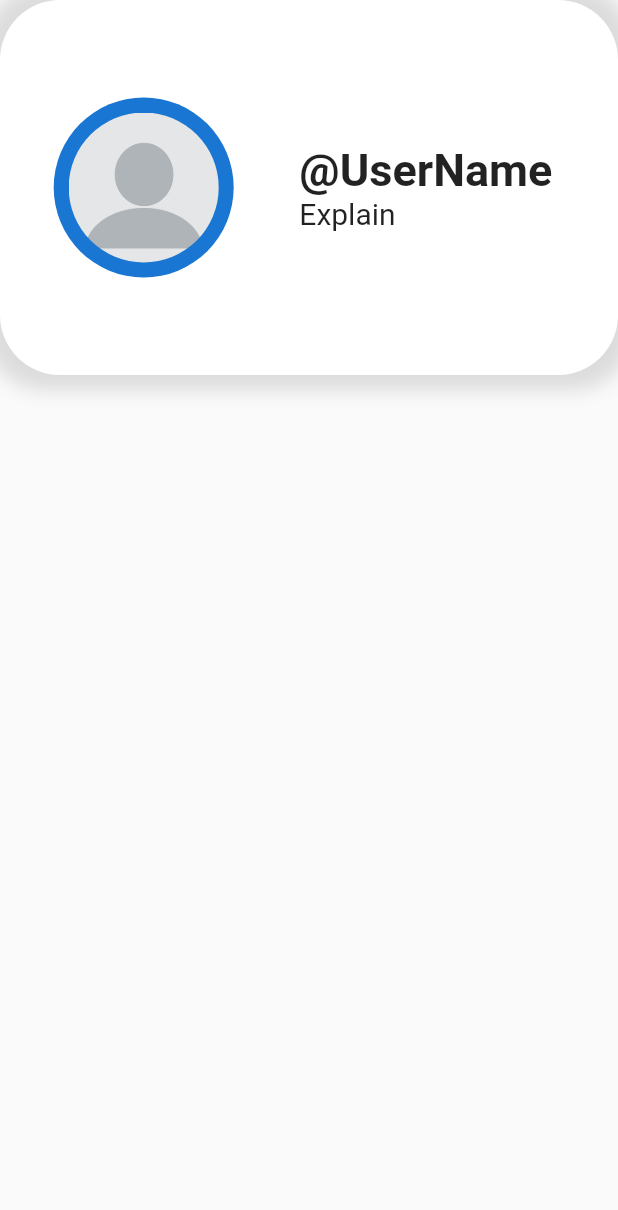
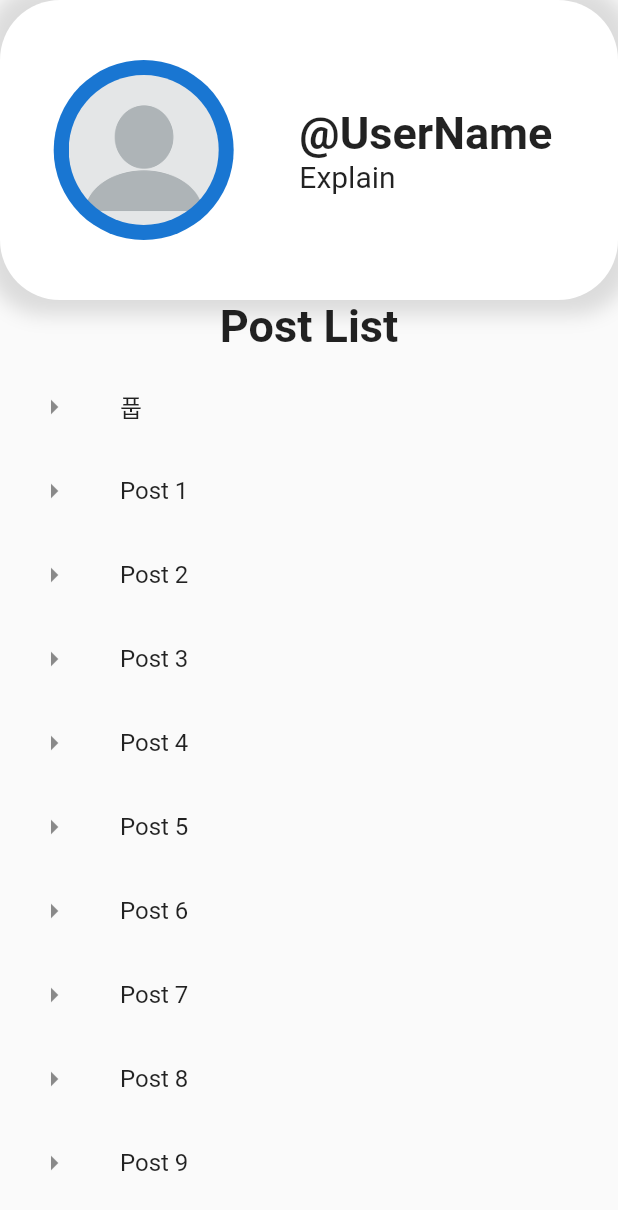
Before and after one commit to HongikB612/UrbanLink, a Flutter app: the ProfilePage widget shown alone on an empty page, opened directly, on a phone screen of 412 x 824 dp. Shown: the top 1210 px of the screen. Run offline on Flutter 3.47's test engine with Material 2 defaults, Android fonts, the phone set to English and light mode, and no system bars; our stand-ins replace firebase_auth; accounts and stored records are empty.

Commit message:
Add Community, Post class

```diff
--- a/lib/main.dart
+++ b/lib/main.dart
@@ -1,6 +1,5 @@
 import 'package:flutter/material.dart';
 import 'package:urbanlink_project/pages/homepage.dart';
-import 'package:urbanlink_project/pages/login.dart';
 
 void main() {
   runApp(const MyApp());
@@ -18,9 +17,7 @@ class MyApp extends StatelessWidget {
       theme: ThemeData(
         primarySwatch: Colors.blue,
       ),
-      home: const LoginPage(
-        title: 'login',
-      ),
+      home: const HomePage(),
     );
   }
 }
--- /dev/null
+++ b/lib/models/community.dart
@@ -0,0 +1,8 @@
+/// Community model
+/// This model is used to store the community information
+class Community {
+  final int communityId;
+  final String communityName;
+
+  Community({required this.communityId, required this.communityName});
+}
--- /dev/null
+++ b/lib/models/post.dart
@@ -0,0 +1,22 @@
+/// Post model
+/// This model is used to store the post information
+class Post {
+  Post({
+    required this.postId,
+    required this.postTitle,
+    required this.postContent,
+    required this.postAuthorId,
+    required this.communityId,
+    required this.postDatetime,
+    this.postLastModified,
+  });
+  final int postId;
+  final String postTitle;
+  final String postContent;
+  final int postAuthorId;
+  final int communityId;
+  final DateTime postDatetime;
+
+  /// If the post is modified, this value should be updated
+  DateTime? postLastModified;
+}
--- a/lib/pages/profilepage.dart
+++ b/lib/pages/profilepage.dart
@@ -1,4 +1,6 @@
 import 'package:flutter/material.dart';
+import 'package:urbanlink_project/models/community.dart';
+import 'package:urbanlink_project/models/post.dart';
 
 class ProfilePage extends StatefulWidget {
   const ProfilePage({Key? key}) : super(key: key);
@@ -8,37 +10,55 @@ class ProfilePage extends StatefulWidget {
 }
 
 class _ProfilePageState extends State<ProfilePage> {
-  static const double _profileHeight = 250;
+  static const double _profileHeight = 200;
   static const double _profileRound = 40;
 
   final String userName = '@UserName';
   final String explanation = 'Explain';
+
+  List<Post> _postList = <Post>[];
+
+  @override
+  void initState() {
+    super.initState();
+
+    _postList.add(Post(
+        postId: 0,
+        postTitle: '풉',
+        postContent: '잔뜩 플러터',
+        communityId: 0,
+        postAuthorId: 0,
+        postDatetime: DateTime.now()));
+    for (var i = 1; i < 20; i++) {
+      _postList.add(Post(
+          postId: i,
+          postTitle: 'Post $i',
+          postContent: 'Content $i',
+          communityId: i,
+          postAuthorId: i,
+          postDatetime: DateTime.now()));
+    }
+  }
 
   @override
   Widget build(BuildContext context) {
     const textProfileUserStyle =
         TextStyle(fontSize: 30, fontWeight: FontWeight.bold);
     var textProfileDescriptionStyle = const TextStyle(fontSize: 20);
-    return ListView(
+    return Column(
       children: <Widget>[
-        Container(
+        profileBox(textProfileUserStyle, textProfileDescriptionStyle),
+        const Text('Post List', style: textProfileUserStyle),
+        postListView(context),
+      ],
+    );
+  }
+
+  Container profileBox(
+      TextStyle textProfileUserStyle, TextStyle textProfileDescriptionStyle) {
+    return Container(
         height: _profileHeight,
-            decoration: const BoxDecoration(
-              color: Colors.white,
-              boxShadow: [
-                BoxShadow(
-                  color: Colors.black12,
-                  blurRadius: 10,
-                  spreadRadius: 10,
-                ),
-              ],
-              borderRadius: BorderRadius.only(
-                topLeft: Radius.circular(_profileRound),
-                topRight: Radius.circular(_profileRound),
-                bottomLeft: Radius.circular(_profileRound),
-                bottomRight: Radius.circular(_profileRound),
-              ),
-            ),
+        decoration: profileBoxDecoration(),
         child: Column(
           crossAxisAlignment: CrossAxisAlignment.start,
           mainAxisAlignment: MainAxisAlignment.center,
@@ -68,8 +88,39 @@ class _ProfilePageState extends State<ProfilePage> {
               ],
             )
           ],
-            ))
+        ));
+  }
+
+  BoxDecoration profileBoxDecoration() {
+    return const BoxDecoration(
+      color: Colors.white,
+      boxShadow: [
+        BoxShadow(
+          color: Colors.black12,
+          blurRadius: 10,
+          spreadRadius: 10,
+        ),
       ],
+      borderRadius: BorderRadius.only(
+        topLeft: Radius.circular(_profileRound),
+        topRight: Radius.circular(_profileRound),
+        bottomLeft: Radius.circular(_profileRound),
+        bottomRight: Radius.circular(_profileRound),
+      ),
+    );
+  }
+
+  Expanded postListView(BuildContext context) {
+    return Expanded(
+      child: ListView.builder(
+          padding: const EdgeInsets.all(8),
+          itemCount: _postList.length,
+          itemBuilder: (BuildContext context, int index) {
+            return ListTile(
+              leading: const Icon(Icons.arrow_right),
+              title: Text(_postList[index].postTitle),
+            );
+          }),
     );
   }
 }
```
Lines whose indentation alone changed are shown as unchanged.
